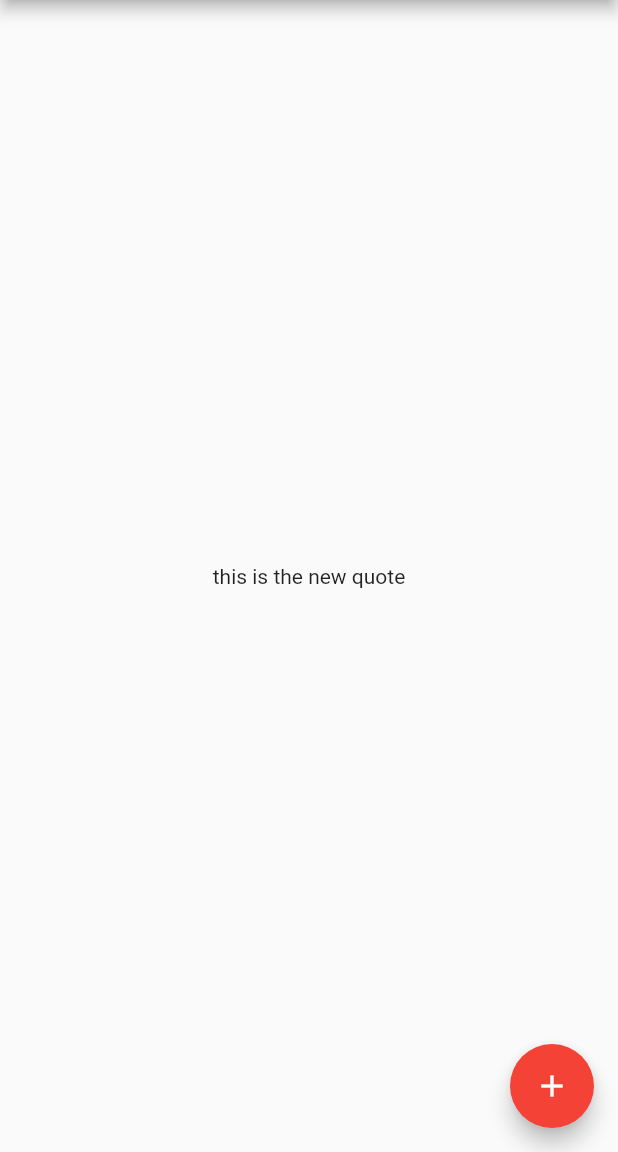
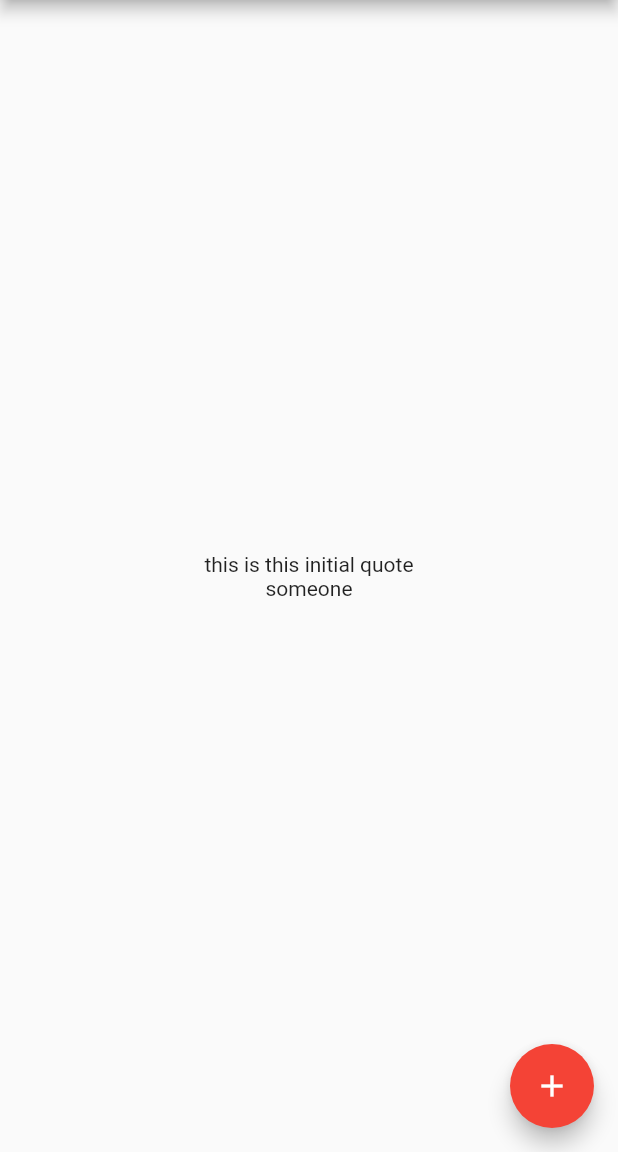
Before and after one commit to joshburnsxyz/quoteoftheday, a Flutter app: the screen it shows after launch, after a tap on the "add" icon, on a phone screen of 412 x 824 dp, the part 84-1236 px from its top. Run offline on Flutter 3.47's test engine with Material 2 defaults, Android fonts, the phone set to English and light mode, and no system bars; network calls fail.

Commit message:
display quotes from API

```diff
--- a/lib/main.dart
+++ b/lib/main.dart
@@ -1,5 +1,7 @@
 import 'package:flutter/material.dart';
 import 'package:http/http.dart' as http;
+import 'dart:async';
+import 'dart:convert';
 
 void main() {
   runApp(const MyApp());
@@ -41,11 +43,23 @@ class MyHomePage extends StatefulWidget {
 
 class _MyHomePageState extends State<MyHomePage> {
   String _quote = "this is this initial quote";
+  String _author = "someone";
 
-  void newQuote() {
-    setState(() {
-      _quote = "this is the new quote";
-    });
+  Future<http.Response> fetchQuote() async {
+    return http.get(Uri.parse('https://zenquotes.io/api/random/'));
+  }
+
+  void newQuote() async {
+    var res = await fetchQuote();
+    if (res.statusCode == 200) {
+        var body = jsonDecode(res.body);
+        var item = body[0];
+        print(item);
+        setState(() {
+          _quote = item['q'];
+          _author = item['a'];
+        });
+    }
   }
 
 
@@ -62,6 +76,9 @@ class _MyHomePageState extends State<MyHomePage> {
             Text(
               '$_quote'
             ),
+            Text(
+              '$_author'
+            ),
           ],
         ),
       ),
```
